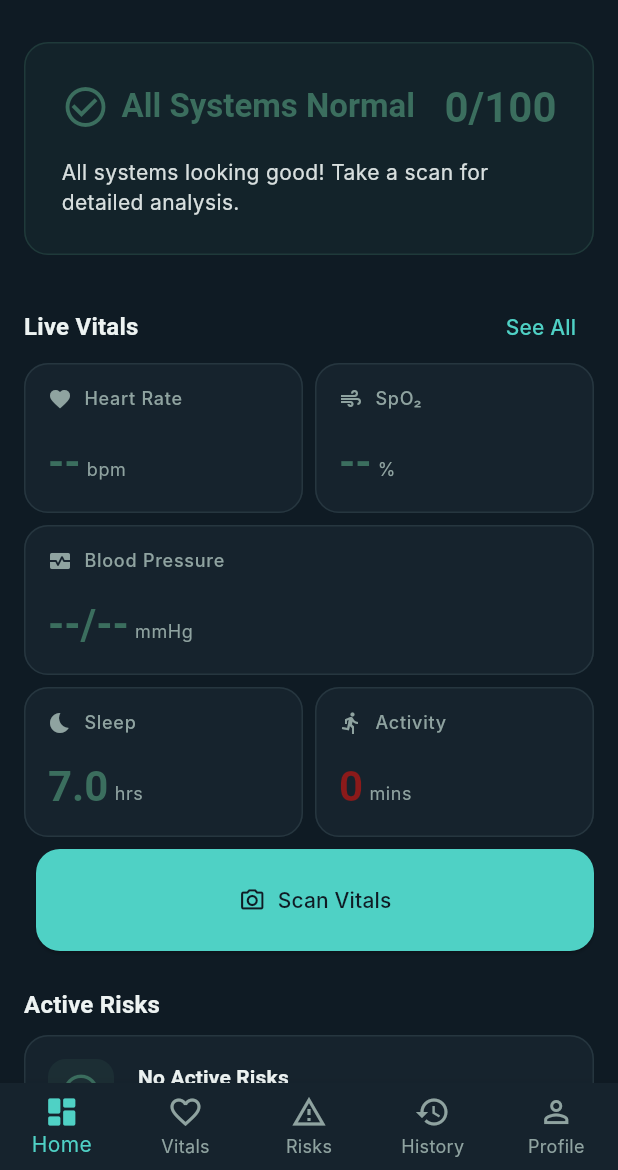
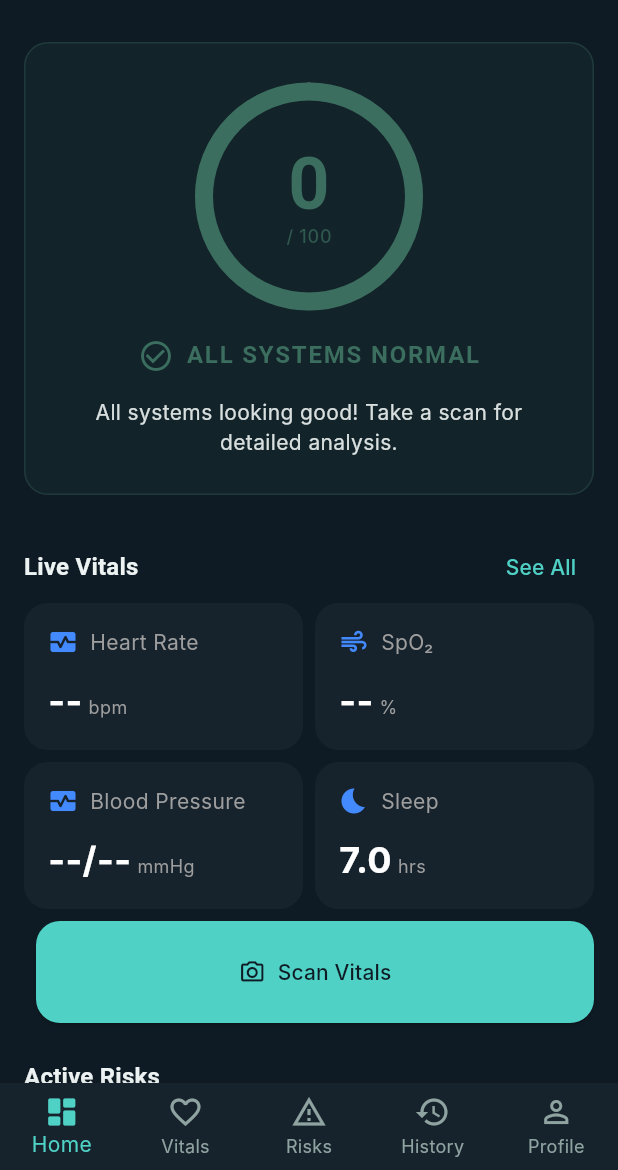
Before and after one commit to theunderbets/Senvo, a Flutter app: the screen it shows after launch, on a phone screen of 412 x 824 dp, the part 66-1236 px from its top. Run offline on Flutter 3.47's test engine with Material 3 defaults, Android fonts, the phone set to English and light mode, and no system bars; our stand-ins replace camera, csv, equatable, fl_chart, flutter_bloc, flutter_local_notifications and 8 more; missing offline and left inert: tflite_flutter; accounts and stored records are empty; network calls fail; Roboto replaces fonts that are missing (Inter, Space Grotesk); statements that could not run were skipped.

Commit message:
chore: auto-sync latest local changes

```diff
--- a/lib/core/widgets/cards/vital_sign_card.dart
+++ b/lib/core/widgets/cards/vital_sign_card.dart
@@ -29,23 +29,22 @@ class VitalSignCard extends StatelessWidget {
 
   @override
   Widget build(BuildContext context) {
-    final color = riskLevel != RiskLevel.unknown
-        ? SenvoColors.colorForRisk(riskLevel)
-        : SenvoColors.text;
-
+    // We rely on the master prompt's visual rules.
     return Card(
+      color: SenvoColors.surface, // Surface (dark blue)
+      shape: RoundedRectangleBorder(borderRadius: BorderRadius.circular(16)), // Rounded corners
       child: Padding(
-        padding: const EdgeInsets.all(SenvoSpacing.md),
+        padding: const EdgeInsets.all(16.0), // Padding EdgeInsets.all(16)
         child: Column(
           crossAxisAlignment: CrossAxisAlignment.start,
           children: [
             Row(
               children: [
-                Icon(icon, size: 16, color: SenvoColors.muted),
-                const SizedBox(width: SenvoSpacing.sm),
+                Icon(icon, color: Colors.blueAccent, size: 20),
+                const SizedBox(width: 8),
                 Text(
                   title,
-                  style: Theme.of(context).textTheme.labelMedium,
+                  style: const TextStyle(color: Colors.grey, fontSize: 14),
                 ),
                 if (confidence != null && confidence! < 0.6) ...[
                   const Spacer(),
@@ -53,7 +52,7 @@ class VitalSignCard extends StatelessWidget {
                 ],
               ],
             ),
-            const SizedBox(height: SenvoSpacing.md),
+            const SizedBox(height: 12),
             if (isLoading)
               const Center(child: CircularProgressIndicator())
             else if (hasError)
@@ -61,12 +60,14 @@ class VitalSignCard extends StatelessWidget {
                 crossAxisAlignment: CrossAxisAlignment.baseline,
                 textBaseline: TextBaseline.alphabetic,
                 children: [
-                  const Icon(Icons.error_outline, color: SenvoColors.riskEmergency, size: 24),
+                  const Icon(Icons.error_outline, color: SenvoColors.riskEmergency, size: 20),
                   const SizedBox(width: SenvoSpacing.xs),
                   Expanded(
                     child: Text(
-                      errorMessage ?? 'Failed to load',
-                      style: Theme.of(context).textTheme.bodySmall?.copyWith(color: SenvoColors.riskEmergency),
+                      errorMessage ?? 'Error',
+                      style: const TextStyle(color: SenvoColors.riskEmergency, fontSize: 12),
+                      maxLines: 1,
+                      overflow: TextOverflow.ellipsis,
                     ),
                   ),
                 ],
@@ -78,14 +79,15 @@ class VitalSignCard extends StatelessWidget {
                 children: [
                   Text(
                     value,
-                    style: Theme.of(context).textTheme.headlineMedium?.copyWith(
-                      color: color,
-                    ),
+                    style: const TextStyle(
+                        color: Colors.white,
+                        fontSize: 24,
+                        fontWeight: FontWeight.bold),
                   ),
-                  const SizedBox(width: SenvoSpacing.xs),
+                  const SizedBox(width: 4),
                   Text(
                     unit,
-                    style: Theme.of(context).textTheme.bodySmall,
+                    style: const TextStyle(color: Colors.grey, fontSize: 12),
                   ),
                 ],
               ),
--- a/lib/presentation/dashboard/home_dashboard_page.dart
+++ b/lib/presentation/dashboard/home_dashboard_page.dart
@@ -211,7 +211,7 @@ class _HomeDashboardPageState extends State<HomeDashboardPage> {
                             title: 'Heart Rate',
                             value: hr,
                             unit: 'bpm',
-                            icon: Icons.favorite,
+                            icon: Icons.monitor_heart,
                             riskLevel: RiskLevel.low,
                             isLoading: isLoading,
                             hasError: hasError,
@@ -245,11 +245,7 @@ class _HomeDashboardPageState extends State<HomeDashboardPage> {
                             hasError: hasError,
                           ),
                         ),
-                      ],
-                    ),
-                    const SizedBox(height: SenvoSpacing.sm),
-                    Row(
-                      children: [
+                        const SizedBox(width: SenvoSpacing.sm),
                         Expanded(
                           child: FutureBuilder<SleepContext>(
                             future: _sleepFuture,
@@ -266,30 +262,6 @@ class _HomeDashboardPageState extends State<HomeDashboardPage> {
                                 value: value,
                                 unit: 'hrs',
                                 icon: Icons.bedtime,
-                                riskLevel: riskLevel,
-                                isLoading: isLoading,
-                                hasError: hasError,
-                              );
-                            },
-                          ),
-                        ),
-                        const SizedBox(width: SenvoSpacing.sm),
-                        Expanded(
-                          child: FutureBuilder<ActivityContext>(
-                            future: _activityFuture,
-                            builder: (context, snapshot) {
-                              final isLoading = snapshot.connectionState == ConnectionState.waiting;
-                              final hasError = snapshot.hasError;
-                              final activeMins = snapshot.hasData ? snapshot.data!.activeDuration.inMinutes : 0;
-                              final value = snapshot.hasData ? activeMins.toString() : '--';
-                              final intensity = snapshot.hasData ? snapshot.data!.intensity : 0.0;
-                              final riskLevel = intensity >= 0.5 ? RiskLevel.low : (intensity >= 0.2 ? RiskLevel.elevated : RiskLevel.high);
-
-                              return VitalSignCard(
-                                title: 'Activity',
-                                value: value,
-                                unit: 'mins',
-                                icon: Icons.directions_run,
                                 riskLevel: riskLevel,
                                 isLoading: isLoading,
                                 hasError: hasError,
--- a/lib/presentation/dashboard/widgets/environmental_banner.dart
+++ b/lib/presentation/dashboard/widgets/environmental_banner.dart
@@ -20,23 +20,21 @@ class EnvironmentalBanner extends StatelessWidget {
   Widget build(BuildContext context) {
     final riskColor = SenvoColors.colorForRisk(heatStressRisk);
 
-    return Container(
-      padding: const EdgeInsets.all(SenvoSpacing.md),
-      decoration: BoxDecoration(
-        color: SenvoColors.surface,
-        borderRadius: BorderRadius.circular(SenvoRadius.lg),
-        border: Border.all(color: SenvoColors.border, width: 1),
-      ),
+    return Card(
+      color: SenvoColors.surface, // Surface (dark blue)
+      shape: RoundedRectangleBorder(borderRadius: BorderRadius.circular(16)), // Rounded corners
+      child: Padding(
+        padding: const EdgeInsets.all(16.0),
         child: Column(
           crossAxisAlignment: CrossAxisAlignment.start,
           children: [
             Row(
               children: [
-              const Icon(Icons.wb_sunny_outlined, size: 20, color: SenvoColors.muted),
-              const SizedBox(width: SenvoSpacing.sm),
-              Text(
+                const Icon(Icons.wb_sunny_outlined, size: 20, color: Colors.blueAccent),
+                const SizedBox(width: 8),
+                const Text(
                   'Local Environment',
-                style: Theme.of(context).textTheme.titleSmall,
+                  style: TextStyle(color: Colors.grey, fontSize: 14),
                 ),
                 const Spacer(),
                 Container(
@@ -47,15 +45,16 @@ class EnvironmentalBanner extends StatelessWidget {
                   ),
                   child: Text(
                     heatStressRisk == RiskLevel.low ? 'Favorable' : 'Elevated Risk',
-                  style: Theme.of(context).textTheme.labelSmall?.copyWith(
+                    style: TextStyle(
                       color: riskColor,
+                      fontSize: 12,
                       fontWeight: FontWeight.bold,
                     ),
                   ),
                 ),
               ],
             ),
-          const SizedBox(height: SenvoSpacing.md),
+            const SizedBox(height: 16),
             Row(
               mainAxisAlignment: MainAxisAlignment.spaceAround,
               children: [
@@ -66,6 +65,7 @@ class EnvironmentalBanner extends StatelessWidget {
             ),
           ],
         ),
+      ),
     );
   }
 
@@ -74,14 +74,16 @@ class EnvironmentalBanner extends StatelessWidget {
       children: [
         Text(
           value,
-          style: Theme.of(context).textTheme.titleMedium?.copyWith(
-            color: SenvoColors.text,
+          style: const TextStyle(
+            color: Colors.white,
+            fontSize: 18,
+            fontWeight: FontWeight.bold,
           ),
         ),
-        const SizedBox(height: SenvoSpacing.xs),
+        const SizedBox(height: 4),
         Text(
           label,
-          style: Theme.of(context).textTheme.labelMedium,
+          style: const TextStyle(color: Colors.grey, fontSize: 12),
         ),
       ],
     );
--- a/lib/presentation/dashboard/widgets/overall_risk_card.dart
+++ b/lib/presentation/dashboard/widgets/overall_risk_card.dart
@@ -79,24 +79,54 @@ class OverallRiskCard extends StatelessWidget {
               ],
             )
           : Column(
-              crossAxisAlignment: CrossAxisAlignment.start,
+              crossAxisAlignment: CrossAxisAlignment.center,
               children: [
-                Row(
+                const SizedBox(height: SenvoSpacing.sm),
+                Stack(
+                  alignment: Alignment.center,
                   children: [
-                    Icon(_icon, color: color, size: 32),
-                    const SizedBox(width: SenvoSpacing.sm),
-                    Expanded(
-                      child: Text(
-                        _title,
-                        style: Theme.of(context).textTheme.titleLarge?.copyWith(
-                          color: color,
-                        ),
+                    SizedBox(
+                      width: 140,
+                      height: 140,
+                      child: CircularProgressIndicator(
+                        value: score > 0 ? (100 - score) / 100 : 1.0,
+                        strokeWidth: 12,
+                        color: color,
+                        backgroundColor: color.withValues(alpha: 0.2),
+                        strokeCap: StrokeCap.round,
                       ),
                     ),
+                    Column(
+                      mainAxisSize: MainAxisSize.min,
+                      children: [
+                        Text(
+                          '$score',
+                          style: Theme.of(context).textTheme.displayLarge?.copyWith(
+                            color: color,
+                            fontSize: 48,
+                          ),
+                        ),
+                        Text(
+                          '/ 100',
+                          style: Theme.of(context).textTheme.labelMedium?.copyWith(
+                            color: color.withValues(alpha: 0.7),
+                          ),
+                        ),
+                      ],
+                    ),
+                  ],
+                ),
+                const SizedBox(height: SenvoSpacing.lg),
+                Row(
+                  mainAxisAlignment: MainAxisAlignment.center,
+                  children: [
+                    Icon(_icon, color: color, size: 24),
+                    const SizedBox(width: SenvoSpacing.sm),
                     Text(
-                      '$score/100',
-                      style: Theme.of(context).textTheme.headlineMedium?.copyWith(
+                      _title.toUpperCase(),
+                      style: Theme.of(context).textTheme.titleMedium?.copyWith(
                         color: color,
+                        letterSpacing: 1.2,
                       ),
                     ),
                   ],
@@ -104,6 +134,7 @@ class OverallRiskCard extends StatelessWidget {
                 const SizedBox(height: SenvoSpacing.md),
                 Text(
                   message,
+                  textAlign: TextAlign.center,
                   style: Theme.of(context).textTheme.bodyMedium?.copyWith(
                     color: SenvoColors.text.withValues(alpha: 0.9),
                   ),
```
Lines whose indentation alone changed are shown as unchanged.
